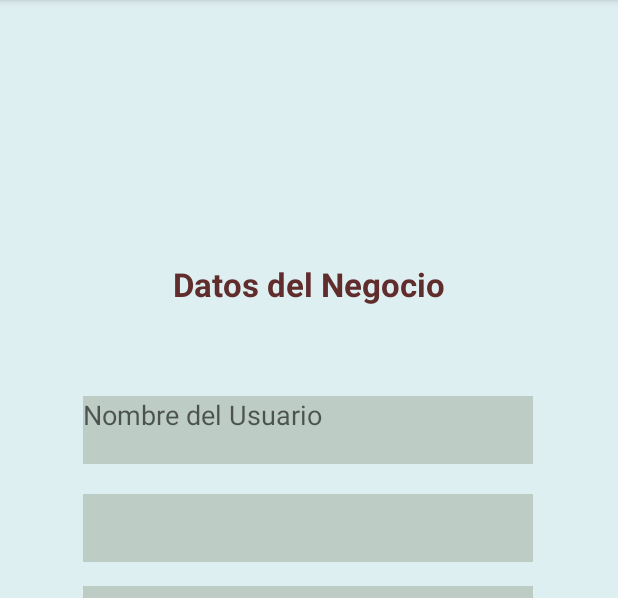
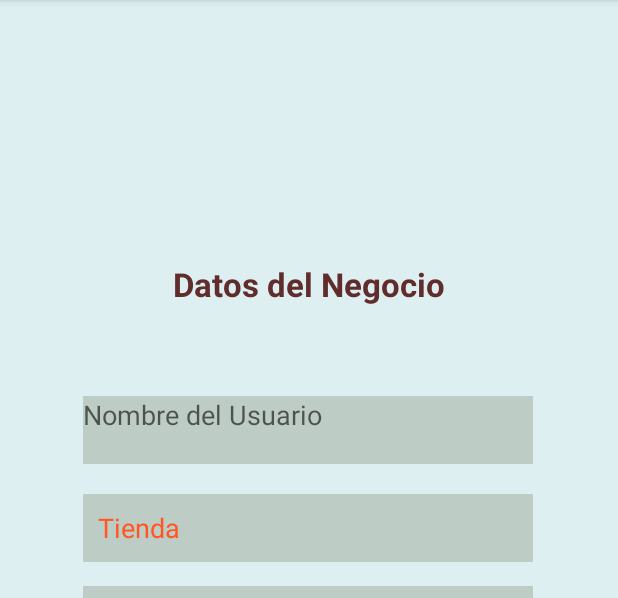
Before and after one commit to carlosgonzalezt/VeciApp, an Android app: the screen it shows after launch (InformacionNegocio), after a tap on "Siguiente", on a phone screen of 412 x 824 dp, the part 84-682 px from its top. Run offline under Robolectric (Android 15) with nearby library versions, the phone set to English and light mode, and no system bars.

Commit message:
Charlie cambios

```diff
--- a/app/src/main/java/com/uisrael/veciapp/InformacionNegocio.java
+++ b/app/src/main/java/com/uisrael/veciapp/InformacionNegocio.java
@@ -4,13 +4,34 @@ import android.content.Intent;
 import android.support.v7.app.AppCompatActivity;
 import android.os.Bundle;
 import android.view.View;
+import android.widget.ArrayAdapter;
+import android.widget.EditText;
+import android.widget.Spinner;
+import android.widget.TextView;
+
+import com.google.android.gms.maps.MapView;
 
 public class InformacionNegocio extends AppCompatActivity {
+
+    private TextView ob_tv_titulo2;
+    private Spinner ob_sp_negocio;
+    private EditText ob_pt_nombrenegocio;
+    private MapView ob_mapView1;
 
     @Override
     protected void onCreate(Bundle savedInstanceState) {
         super.onCreate(savedInstanceState);
         setContentView(R.layout.activity_informacion_negocio);
+
+        ob_tv_titulo2 = (TextView) findViewById(R.id.tv_titulo2);
+        ob_sp_negocio = (Spinner) findViewById(R.id.sp_negocio);
+        ob_pt_nombrenegocio = (EditText) findViewById(R.id.pt_nombrenegocio);
+        ob_mapView1 = (MapView) findViewById(R.id.mapView1);
+
+        //Asignar los valores al spiner para seleccionar
+        String[] opciones = {"Tienda", "Verduleria / Fruteria o similares", "Carniceria", "Papeleria", "Centro de computo", "Ferreteria", "Farmacia", "Costureria", "Otros"};
+        ArrayAdapter<String> objeto_adapter = new ArrayAdapter<String>(this, R.layout.sppiner, opciones);
+        ob_sp_negocio.setAdapter(objeto_adapter);
     }
 
     public void regresar(View view){
--- a/app/src/main/java/com/uisrael/veciapp/MainActivity.java
+++ b/app/src/main/java/com/uisrael/veciapp/MainActivity.java
@@ -4,6 +4,9 @@ import android.content.Intent;
 import android.support.v7.app.AppCompatActivity;
 import android.os.Bundle;
 import android.view.View;
+import android.widget.EditText;
+
+import java.security.PrivateKey;
 
 public class MainActivity extends AppCompatActivity {
     //Universidad Israel
@@ -12,10 +15,28 @@ public class MainActivity extends AppCompatActivity {
     //Jairo Pulgarin
     //9no C Sistemas
 
+    //Variables d los objetos en el activity
+    private EditText ob_pt_nombre;
+    private EditText ob_pt_apellido;
+    private EditText ob_pt_correo;
+    private EditText ob_pt_usuario;
+    private EditText ob_pt_clave;
+    private EditText ob_pt_repclave;
+
+
     @Override
     protected void onCreate(Bundle savedInstanceState) {
         super.onCreate(savedInstanceState);
         setContentView(R.layout.activity_main);
+
+        //Se asignan las variables a los objetos creados en el activity
+        ob_pt_nombre = (EditText) findViewById(R.id.pt_nombre);
+        ob_pt_apellido = (EditText) findViewById(R.id.pt_apellido);
+        ob_pt_correo = (EditText) findViewById(R.id.pt_correo);
+        ob_pt_usuario = (EditText) findViewById(R.id.pt_usuario);
+        ob_pt_clave = (EditText) findViewById(R.id.pw_clave);
+        ob_pt_repclave = (EditText) findViewById(R.id.pw_repclave);
+
     }
 
     public void siguiente(View view){
--- a/app/src/main/res/layout/activity_informacion_negocio.xml
+++ b/app/src/main/res/layout/activity_informacion_negocio.xml
@@ -8,7 +8,7 @@
     tools:context=".InformacionNegocio">
 
     <com.google.android.gms.maps.MapView
-        android:id="@+id/mapView"
+        android:id="@+id/mapView1"
         android:layout_width="362dp"
         android:layout_height="220dp"
         android:layout_marginStart="8dp"
@@ -35,7 +35,7 @@
         app:layout_constraintBottom_toBottomOf="parent"
         app:layout_constraintEnd_toEndOf="parent"
         app:layout_constraintStart_toEndOf="@+id/btn_regresar"
-        app:layout_constraintTop_toBottomOf="@+id/mapView" />
+        app:layout_constraintTop_toBottomOf="@+id/mapView1" />
 
     <TextView
         android:id="@+id/tv_titulo2"
@@ -69,7 +69,7 @@
         app:layout_constraintBottom_toBottomOf="parent"
         app:layout_constraintEnd_toStartOf="@+id/btn_registrar"
         app:layout_constraintStart_toStartOf="parent"
-        app:layout_constraintTop_toBottomOf="@+id/mapView" />
+        app:layout_constraintTop_toBottomOf="@+id/mapView1" />
 
     <TextView
         android:id="@+id/textView"
@@ -115,7 +115,7 @@
         android:hint="@string/pt_nombrenegocio"
         android:inputType="textPersonName"
         android:textColor="@color/textonormal"
-        app:layout_constraintBottom_toTopOf="@+id/mapView"
+        app:layout_constraintBottom_toTopOf="@+id/mapView1"
         app:layout_constraintEnd_toEndOf="parent"
         app:layout_constraintHorizontal_bias="0.494"
         app:layout_constraintStart_toStartOf="parent"
--- /dev/null
+++ b/app/src/main/res/layout/sppiner.xml
@@ -0,0 +1,7 @@
+<?xml version="1.0" encoding="utf-8"?>
+<TextView android:layout_height="match_parent"
+    android:layout_width="wrap_content"
+    android:textSize="18sp"
+    android:padding="10sp"
+    android:textColor="#FF5722"
+    xmlns:android="http://schemas.android.com/apk/res/android" />
```
